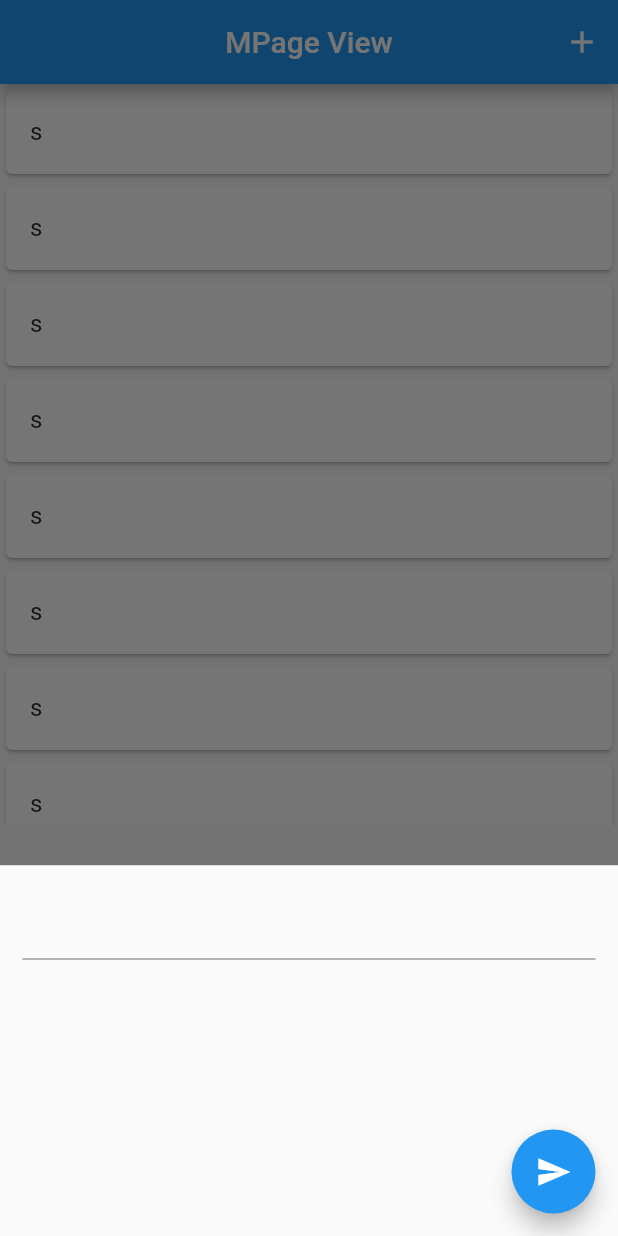
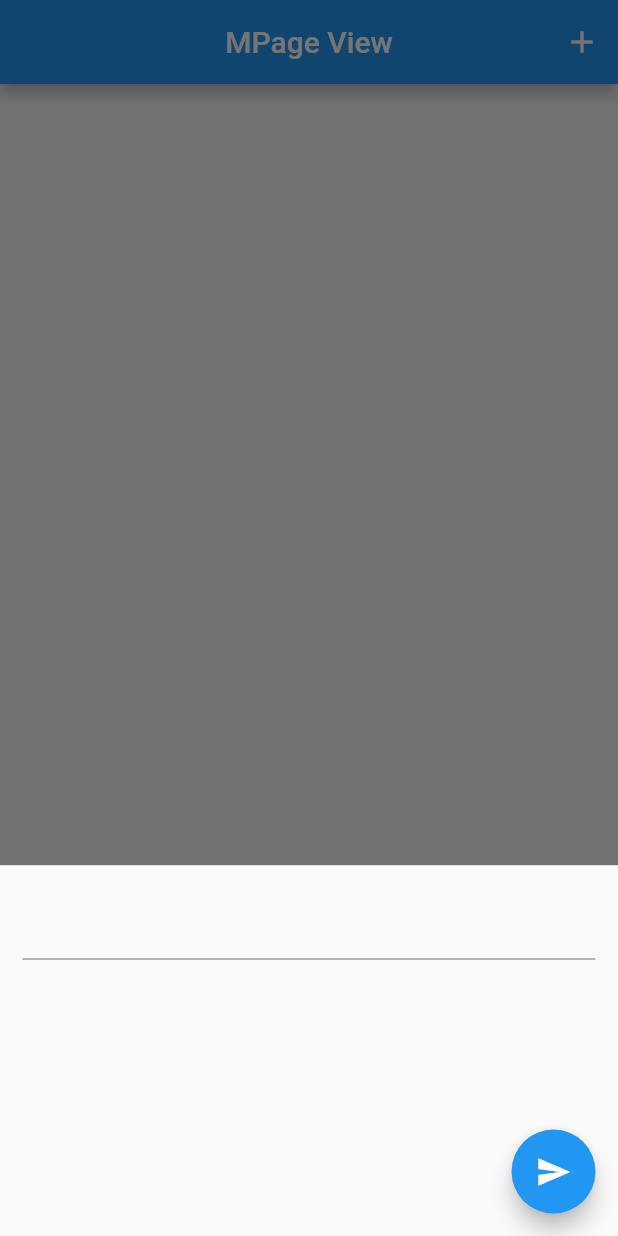
Before and after one commit to MertSaygili/FlutterMiniProjects, a Flutter app: the screen it shows after launch, after a tap on the "add" icon, on a phone screen of 412 x 824 dp. Run offline on Flutter 3.47's test engine with Material 2 defaults, Android fonts, the phone set to English and light mode, and no system bars; our stand-ins replace dio, flutter_secure_storage, flutter_signin_button, shared_preferences.

Commit message:
shared preferences string list done

```diff
--- a/lib/Classes/MiniProjects/shared_preferences/list_view/page_view.dart
+++ b/lib/Classes/MiniProjects/shared_preferences/list_view/page_view.dart
@@ -13,11 +13,10 @@ class MPageView extends StatefulWidget {
 class _MPageViewState extends State<MPageView> {
   late final SharedManager _sharedManager;
   late List<String> _times;
+  late List<String> _countries;
   late String _appBarTitle;
 
   final Icon _iconAdd = const Icon(Icons.add);
-
-  // List<String> _countries = ['MERT'];
 
   @override
   void initState() {
@@ -29,8 +28,7 @@ class _MPageViewState extends State<MPageView> {
   void _setSharedManager() {
     _sharedManager = SharedManager();
     _sharedManager.init();
-    // _sharedManager.setStringList(SharedKeys.cities, _countries);
-    // _countries = _sharedManager.getStringList(SharedKeys.cities);
+    _countries = _sharedManager.getStringList(SharedKeys.cities);
   }
 
   @override
@@ -51,10 +49,13 @@ class _MPageViewState extends State<MPageView> {
                       return const CustomBottomModalSheet();
                     });
 
-                _sharedManager.setString(SharedKeys.title, result);
+                final List<String> tempList = _countries;
+                tempList.add(result);
+                _sharedManager.setStringList(SharedKeys.cities, tempList);
 
                 setState(() {
-                  _appBarTitle = _sharedManager.getString(SharedKeys.title);
+                  // _appBarTitle = _sharedManager.getString(SharedKeys.title);
+                  _countries = _sharedManager.getStringList(SharedKeys.cities);
                 });
               })
         ],
@@ -62,11 +63,11 @@ class _MPageViewState extends State<MPageView> {
       body: SizedBox(
         height: MediaQuery.of(context).size.height * 0.6,
         child: ListView.builder(
-            itemCount: 25,
+            itemCount: _countries.length,
             itemBuilder: ((context, index) {
-              return const Card(
+              return Card(
                 child: ListTile(
-                  title: Text('s'),
+                  title: Text(_countries[index]),
                 ),
               );
             })),
--- a/lib/Classes/MiniProjects/shared_preferences/list_view/shared_manager.dart
+++ b/lib/Classes/MiniProjects/shared_preferences/list_view/shared_manager.dart
@@ -26,7 +26,7 @@ class SharedManager {
   }
 
   List<String> getStringList(SharedKeys key) {
-    return preferences?.getStringList(key.name) ?? ['mert'];
+    return preferences?.getStringList(key.name) ?? [];
   }
 
   void _checkPreferences() {
```
